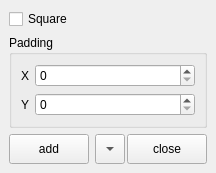
Old version of the form app/fusion/python/rs_fusion/tool/bg_tool/bg_tool.ui in the repository nakano000/Resolve_Script.
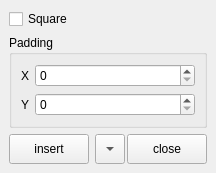
New version of the form.

Commit message: ボタン名変更

Patch:
```diff
--- a/app/fusion/python/rs_fusion/tool/bg_tool/bg_tool.ui
+++ b/app/fusion/python/rs_fusion/tool/bg_tool/bg_tool.ui
@@ -86,7 +86,7 @@
          </size>
         </property>
         <property name="text">
-         <string>add</string>
+         <string>insert</string>
         </property>
        </widget>
       </item>
```
Left out of the diff: 2 changed lines with no effect on the pictures. The commit also changes 2 other files.
